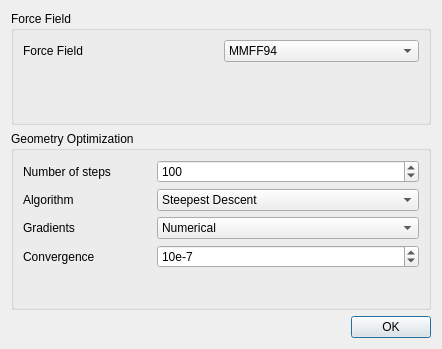
The window that avogadro/src/extensions/forcefielddialog.ui (cryos/avogadro) describes before a commit, drawn with Qt 5.
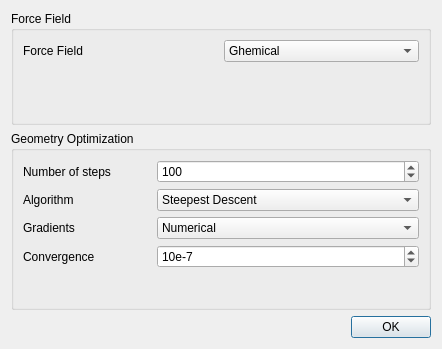
The same window after the commit.

Diff of the .ui file:
```diff
--- a/avogadro/src/extensions/forcefielddialog.ui
+++ b/avogadro/src/extensions/forcefielddialog.ui
@@ -41,23 +41,13 @@
       <item row="0" column="1" >
        <widget class="QComboBox" name="ForceFieldComboBox" >
         <property name="currentIndex" >
-         <number>1</number>
+         <number>0</number>
         </property>
         <item>
          <property name="text" >
           <string>Ghemical</string>
          </property>
         </item>
-        <item>
-         <property name="text" >
-          <string>MMFF94</string>
-         </property>
-        </item>
-        <item>
-         <property name="text" >
-          <string>UFF</string>
-         </property>
-        </item>
        </widget>
       </item>
       <item row="0" column="0" >
```
